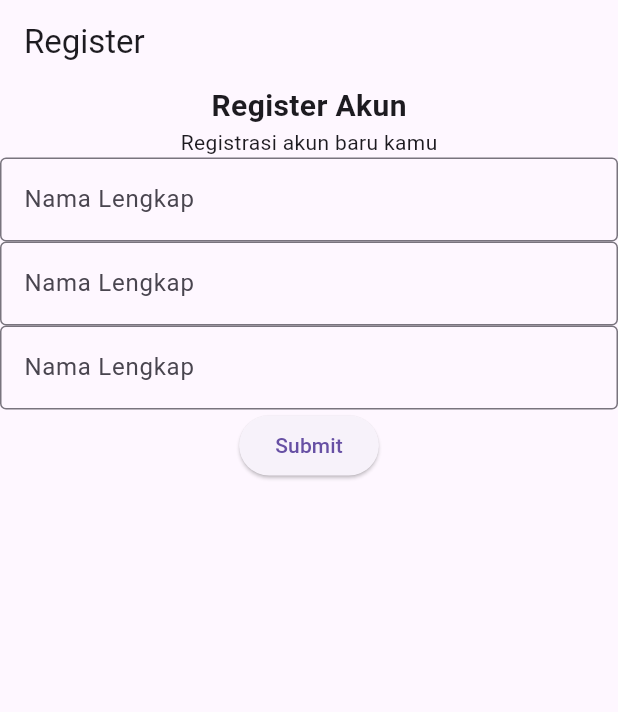
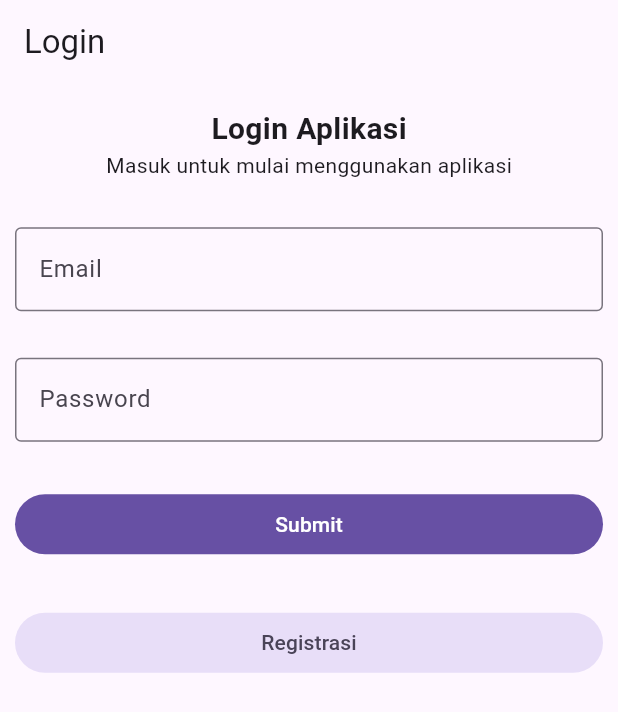
Before and after one commit to DoraOtari/gpa107, a Flutter app: the screen it shows after launch, on a phone screen of 412 x 824 dp. Shown: the top 712 px of the screen. Run offline on Flutter 3.47's test engine with Material 3 defaults, Android fonts, the phone set to English and light mode, and no system bars; our stand-ins replace firebase_core, shared_preferences; accounts and stored records are empty.

Commit message:
pert tgl 21

```diff
--- a/lib/login.dart
+++ b/lib/login.dart
@@ -0,0 +1,60 @@
+import 'package:flutter/material.dart';
+
+class LoginPage extends StatefulWidget {
+  const LoginPage({super.key});
+
+  @override
+  State<LoginPage> createState() => _LoginPageState();
+}
+
+class _LoginPageState extends State<LoginPage> {
+  final emailCon = TextEditingController();
+  final passwordCon = TextEditingController();
+
+  @override
+  Widget build(BuildContext context) {
+    return Scaffold(
+      appBar: AppBar(
+        title: const Text('Login'),
+      ),
+      body: Container(
+        padding: EdgeInsets.symmetric(horizontal: 10),
+        height: MediaQuery.of(context).size.height * 0.5,
+        child:
+            Column(mainAxisAlignment: MainAxisAlignment.spaceAround, children: [
+          const Column(
+            children: [
+              Text(
+                'Login Aplikasi',
+                style: TextStyle(fontSize: 20, fontWeight: FontWeight.bold),
+              ),
+              Text('Masuk untuk mulai menggunakan aplikasi'),
+            ],
+          ),
+          TextField(
+            controller: emailCon,
+            decoration: const InputDecoration(
+                border: OutlineInputBorder(), label: Text('Email')),
+          ),
+          TextField(
+            controller: passwordCon,
+            obscureText: true,
+            decoration: const InputDecoration(
+                border: OutlineInputBorder(), label: Text('Password')),
+          ),
+          SizedBox(
+            width: double.infinity,
+            child: FilledButton(onPressed: () {}, child: const Text('Submit')),
+          ),
+          SizedBox(
+            width: double.infinity,
+            child: FilledButton.tonal(
+                onPressed: () =>
+                    Navigator.pushReplacementNamed(context, '/register'),
+                child: const Text('Registrasi')),
+          ),
+        ]),
+      ),
+    );
+  }
+}
--- a/lib/main.dart
+++ b/lib/main.dart
@@ -3,7 +3,7 @@ import 'package:myapp/alamat.dart';
 import 'package:myapp/galeri.dart';
 import 'package:myapp/keranjang.dart';
 import 'package:myapp/keranjang_page.dart';
-import 'package:myapp/register.dart';
+import 'package:myapp/login.dart';
 import 'package:myapp/toko.dart';
 import 'package:provider/provider.dart';
 
@@ -20,7 +20,7 @@ void main() {
       ],
       child: MaterialApp(routes: {
         '/keranjang': (context) => const KeranjangPage(),
-      }, debugShowCheckedModeBanner: false, home: const RegisterPage())));
+      }, debugShowCheckedModeBanner: false, home: const LoginPage())));
 }
 
 class MyApp extends StatefulWidget {
--- a/lib/register.dart
+++ b/lib/register.dart
@@ -16,14 +16,22 @@ class _RegisterPageState extends State<RegisterPage> {
   Widget build(BuildContext context) {
     return Scaffold(
       appBar: AppBar(
-        title: Text('Register'),
+        title: const Text('Register'),
       ),
-      body: Column(children: [
-        const Text(
+      body: Container(
+        padding: EdgeInsets.symmetric(horizontal: 10),
+        height: MediaQuery.of(context).size.height * 0.6,
+        child:
+            Column(mainAxisAlignment: MainAxisAlignment.spaceAround, children: [
+          const Column(
+            children: [
+              Text(
                 'Register Akun',
                 style: TextStyle(fontSize: 20, fontWeight: FontWeight.bold),
               ),
-        const Text('Registrasi akun baru kamu'),
+              Text('Registrasi akun baru kamu'),
+            ],
+          ),
           TextField(
             controller: namaCon,
             decoration: const InputDecoration(
@@ -32,16 +40,25 @@ class _RegisterPageState extends State<RegisterPage> {
           TextField(
             controller: emailCon,
             decoration: const InputDecoration(
-              border: OutlineInputBorder(), label: Text('Nama Lengkap')),
+                border: OutlineInputBorder(), label: Text('Email')),
           ),
           TextField(
             controller: passwordCon,
             obscureText: true,
             decoration: const InputDecoration(
-              border: OutlineInputBorder(), label: Text('Nama Lengkap')),
+                border: OutlineInputBorder(), label: Text('Password')),
           ),
-        ElevatedButton(onPressed: () {}, child: Text('Submit'))
+          SizedBox(
+            width: double.infinity,
+            child: FilledButton(onPressed: () {}, child: const Text('Submit')),
+          ),
+          SizedBox(
+            width: double.infinity,
+            child: FilledButton.tonal(
+                onPressed: () {}, child: const Text('Login')),
+          ),
         ]),
+      ),
     );
   }
 }
--- a/nilai.txt
+++ b/nilai.txt
@@ -1,6 +1,6 @@
-ayu 100 18
+ayu 100 23
 zahra 5
-arnita 96
+arnita 100 6
 sadik 15
 innysa 13
 rifqi 43
```
Also changed, not shown: 1 other file. Lines whose indentation alone changed are shown as unchanged.
